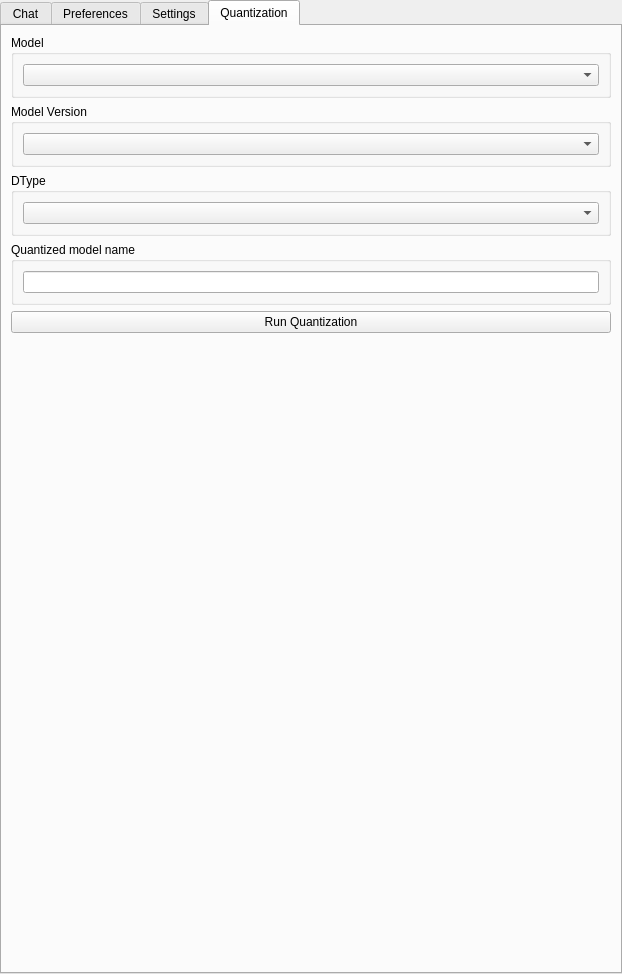
Above: src/airunner/widgets/llm/templates/llm_widget.ui from Capsize-Games/airunner before the change. Below: the same form after it.
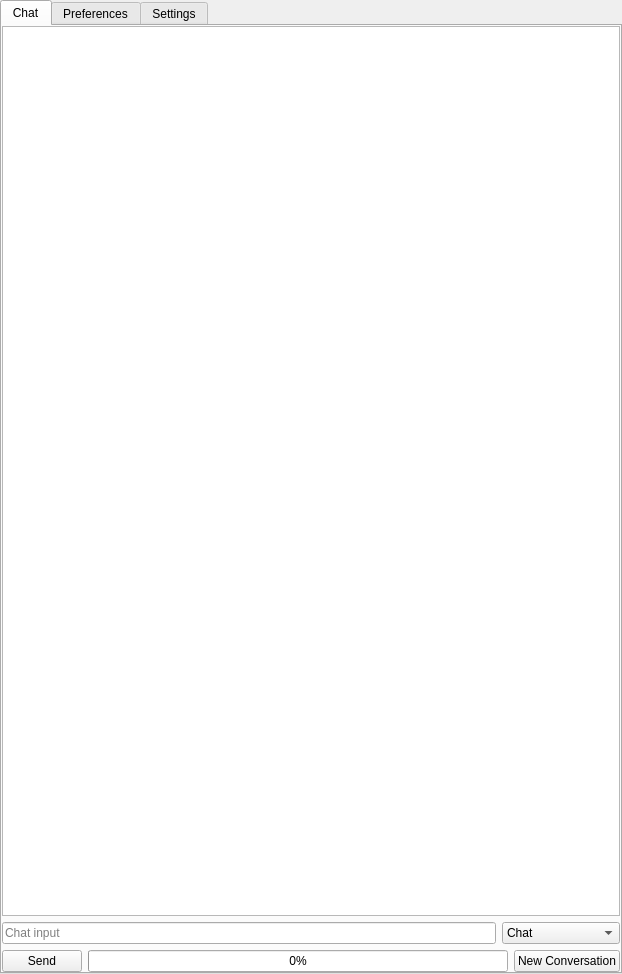
That is the form after the change. The open tabs and pages were chosen to show the change. Icons and pictures are not drawn. Custom widgets are drawn as their Qt base class.

```diff
--- a/src/airunner/widgets/llm/templates/llm_widget.ui
+++ b/src/airunner/widgets/llm/templates/llm_widget.ui
@@ -1010,85 +1010,6 @@
        </item>
       </layout>
      </widget>
-     <widget class="QWidget" name="quantization">
-      <attribute name="title">
-       <string>Quantization</string>
-      </attribute>
-      <layout class="QGridLayout" name="gridLayout_7">
-       <item row="0" column="0">
-        <widget class="QGroupBox" name="groupBox_9">
-         <property name="title">
-          <string>Model</string>
-         </property>
-         <layout class="QGridLayout" name="gridLayout_14">
-          <item row="0" column="0">
-           <widget class="QComboBox" name="quantization_model"/>
-          </item>
-         </layout>
-        </widget>
-       </item>
-       <item row="1" column="0">
-        <widget class="QGroupBox" name="groupBox_13">
-         <property name="title">
-          <string>Model Version</string>
-         </property>
-         <layout class="QGridLayout" name="gridLayout_16">
-          <item row="0" column="0">
-           <widget class="QComboBox" name="quantization_model_version">
-            <property name="currentIndex">
-             <number>-1</number>
-            </property>
-           </widget>
-          </item>
-         </layout>
-        </widget>
-       </item>
-       <item row="2" column="0">
-        <widget class="QGroupBox" name="groupBox_10">
-         <property name="title">
-          <string>DType</string>
-         </property>
-         <layout class="QGridLayout" name="gridLayout_6">
-          <item row="0" column="0">
-           <widget class="QComboBox" name="comboBox_2"/>
-          </item>
-         </layout>
-        </widget>
-       </item>
-       <item row="3" column="0">
-        <widget class="QGroupBox" name="groupBox_12">
-         <property name="title">
-          <string>Quantized model name</string>
-         </property>
-         <layout class="QGridLayout" name="gridLayout_15">
-          <item row="0" column="0">
-           <widget class="QLineEdit" name="lineEdit"/>
-          </item>
-         </layout>
-        </widget>
-       </item>
-       <item row="4" column="0">
-        <widget class="QPushButton" name="pushButton_2">
-         <property name="text">
-          <string>Run Quantization</string>
-         </property>
-        </widget>
-       </item>
-       <item row="5" column="0">
-        <spacer name="verticalSpacer_2">
-         <property name="orientation">
-          <enum>Qt::Vertical</enum>
-         </property>
-         <property name="sizeHint" stdset="0">
-          <size>
-           <width>20</width>
-           <height>40</height>
-          </size>
-         </property>
-        </spacer>
-       </item>
-      </layout>
-     </widget>
     </widget>
    </item>
   </layout>
```
Left out of the diff: 2 changed lines with no effect on the pictures.
